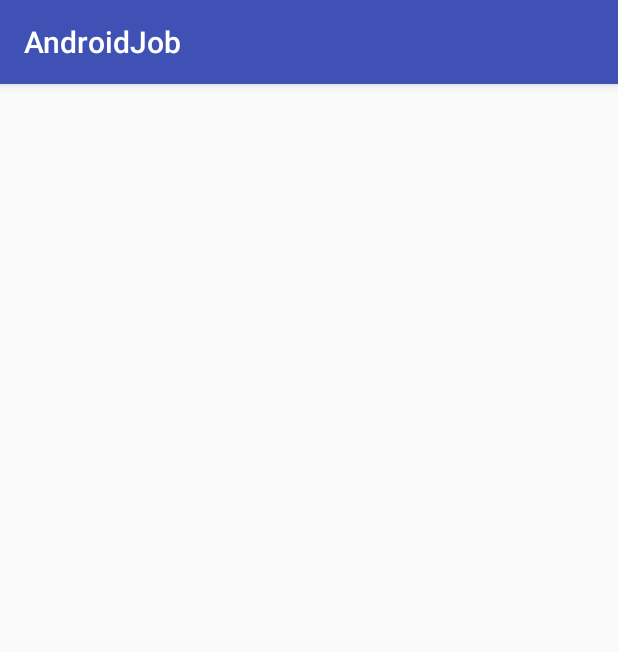
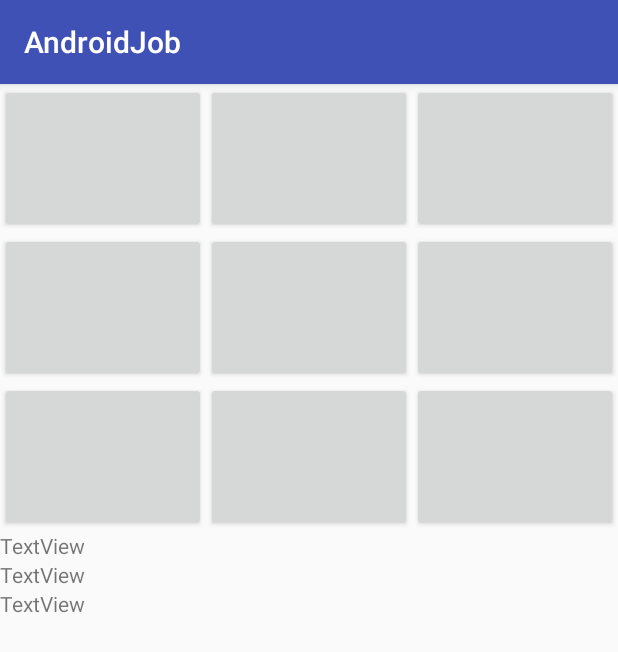
Before and after one commit to Corneyeski/PracticaAndroid, an Android app: the TikTakToeActivity screen opened directly, with no data from a screen before it, on a phone screen of 412 x 824 dp. Shown: the top 652 px of the screen. Run offline under Robolectric (Android 15) with nearby library versions, the phone set to English and light mode, and no system bars.

Commit message:
image save

```diff
--- a/app/build.gradle
+++ b/app/build.gradle
@@ -2,7 +2,7 @@ apply plugin: 'com.android.application'
 
 android {
     compileSdkVersion 25
-    buildToolsVersion "26.0.1"
+    buildToolsVersion '26.0.2'
     defaultConfig {
         applicationId "com.alanv.practicaandroid"
         minSdkVersion 19
--- a/app/src/main/java/com/alanv/practicaandroid/MainMenu.java
+++ b/app/src/main/java/com/alanv/practicaandroid/MainMenu.java
@@ -56,7 +56,7 @@ public class MainMenu extends AppCompatActivity {
         quant.setOnClickListener(new View.OnClickListener() {
             @Override
             public void onClick(View v) {
-                Intent intent = new Intent();
+                Intent intent = new Intent(MainMenu.this, TikTakToeActivity.class);
 
                 startActivity(intent);
             }
--- a/app/src/main/java/com/alanv/practicaandroid/TikTakToeActivity.java
+++ b/app/src/main/java/com/alanv/practicaandroid/TikTakToeActivity.java
@@ -2,12 +2,17 @@
 
 import android.support.v7.app.AppCompatActivity;
 import android.os.Bundle;
+import android.widget.Button;
 
-public class TikTakToeActivity extends AppCompatActivity {
+         public class TikTakToeActivity extends AppCompatActivity {
+
+    Button button;
 
     @Override
     protected void onCreate(Bundle savedInstanceState) {
         super.onCreate(savedInstanceState);
         setContentView(R.layout.activity_tik_tak_toe);
+
+        button = (Button) findViewById(R.id.zero);
     }
 }
--- /dev/null
+++ b/app/src/main/res/drawable/border.xml
@@ -0,0 +1,7 @@
+<?xml version="1.0" encoding="utf-8"?>
+<shape
+    xmlns:android="http://schemas.android.com/apk/res/android"
+    android:shape= "rectangle">
+    <solid android:color="#000000"/>
+    <stroke android:width="1dp" android:color="#000000"/>
+</shape>
--- a/app/src/main/res/layout/activity_tik_tak_toe.xml
+++ b/app/src/main/res/layout/activity_tik_tak_toe.xml
@@ -1,11 +1,111 @@
 <?xml version="1.0" encoding="utf-8"?>
-<GridLayout xmlns:android="http://schemas.android.com/apk/res/android"
+<RelativeLayout xmlns:android="http://schemas.android.com/apk/res/android"
     xmlns:app="http://schemas.android.com/apk/res-auto"
     xmlns:tools="http://schemas.android.com/tools"
     android:layout_width="match_parent"
     android:layout_height="match_parent"
-    android:background="@color/colorPrimary"
-    android:visibility="invisible"
     tools:context="com.alanv.practicaandroid.TikTakToeActivity">
 
-</GridLayout>
+    <LinearLayout
+        android:layout_width="match_parent"
+        android:layout_height="match_parent"
+        android:orientation="vertical">
+
+        <LinearLayout
+            android:layout_width="match_parent"
+            android:layout_height="99dp"
+            android:orientation="horizontal">
+
+            <Button
+                android:id="@+id/zero"
+                android:layout_width="wrap_content"
+                android:layout_height="match_parent"
+                android:layout_weight="1" />
+
+            <Button
+                android:id="@+id/uno"
+                android:layout_width="wrap_content"
+                android:layout_height="match_parent"
+                android:layout_weight="1" />
+
+            <Button
+                android:id="@+id/dos"
+                android:layout_width="wrap_content"
+                android:layout_height="match_parent"
+                android:layout_weight="1" />
+        </LinearLayout>
+
+        <LinearLayout
+            android:layout_width="match_parent"
+            android:layout_height="99dp"
+            android:orientation="horizontal">
+
+            <Button
+                android:id="@+id/tres"
+                android:layout_width="wrap_content"
+                android:layout_height="match_parent"
+                android:layout_weight="1" />
+
+            <Button
+                android:id="@+id/cuatro"
+                android:layout_width="wrap_content"
+                android:layout_height="match_parent"
+                android:layout_weight="1" />
+
+            <Button
+                android:id="@+id/cinco"
+                android:layout_width="wrap_content"
+                android:layout_height="match_parent"
+                android:layout_weight="1" />
+        </LinearLayout>
+
+        <LinearLayout
+            android:layout_width="match_parent"
+            android:layout_height="99dp"
+            android:orientation="horizontal">
+
+            <Button
+                android:id="@+id/seis"
+                android:layout_width="wrap_content"
+                android:layout_height="match_parent"
+                android:layout_weight="1" />
+
+            <Button
+                android:id="@+id/siete"
+                android:layout_width="wrap_content"
+                android:layout_height="match_parent"
+                android:layout_weight="1" />
+
+            <Button
+                android:id="@+id/ocho"
+                android:layout_width="wrap_content"
+                android:layout_height="match_parent"
+                android:layout_weight="1" />
+        </LinearLayout>
+
+        <LinearLayout
+            android:layout_width="match_parent"
+            android:layout_height="match_parent"
+            android:orientation="vertical">
+
+            <TextView
+                android:id="@+id/textView"
+                android:layout_width="match_parent"
+                android:layout_height="wrap_content"
+                android:text="TextView" />
+
+            <TextView
+                android:id="@+id/textView2"
+                android:layout_width="match_parent"
+                android:layout_height="wrap_content"
+                android:text="TextView" />
+
+            <TextView
+                android:id="@+id/textView3"
+                android:layout_width="match_parent"
+                android:layout_height="wrap_content"
+                android:text="TextView" />
+        </LinearLayout>
+
+    </LinearLayout>
+</RelativeLayout>
--- a/build.gradle
+++ b/build.gradle
@@ -5,7 +5,7 @@ buildscript {
         jcenter()
     }
     dependencies {
-        classpath 'com.android.tools.build:gradle:2.3.3'
+        classpath 'com.android.tools.build:gradle:3.0.0'
 
         // NOTE: Do not place your application dependencies here; they belong
         // in the individual module build.gradle files
```
Also changed, not shown: gradle/wrapper/gradle-wrapper.properties.
